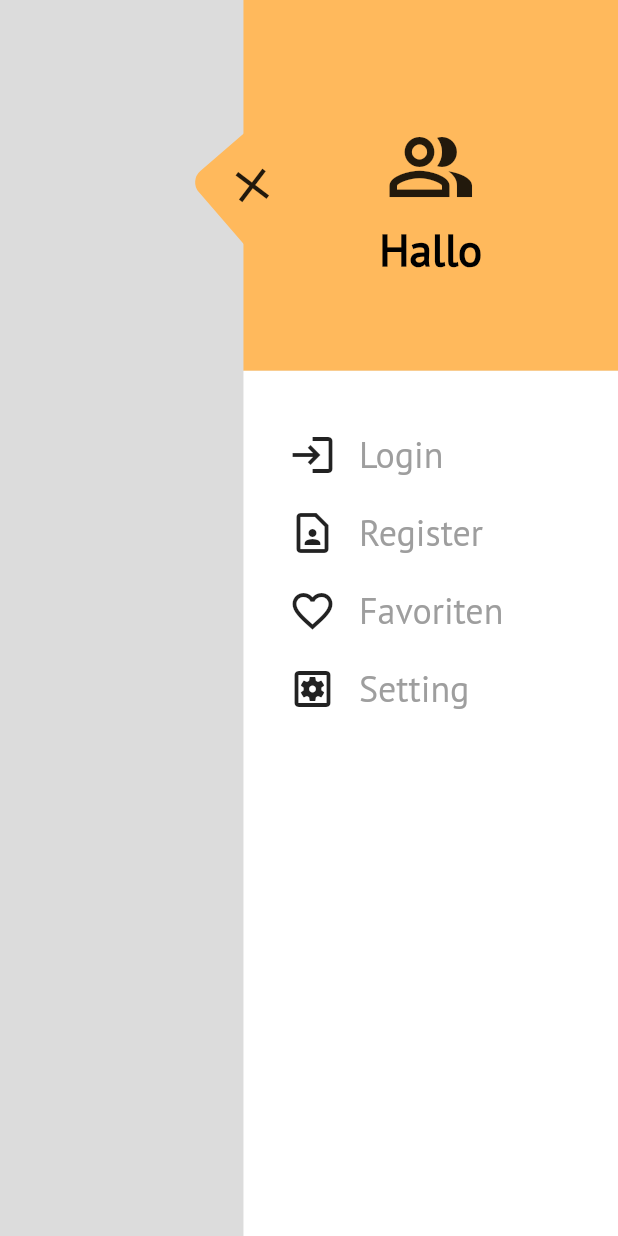
After one commit to sumit-coder/food_app_design_demo, a Flutter app: the screen it shows after launch, after a tap on "Side Bar Page", on a phone screen of 412 x 824 dp. The commit adds this screen. Run offline on Flutter 3.47's test engine with Material 2 defaults, Android fonts, the phone set to English and light mode, and no system bars; our stand-ins replace device_preview, syncfusion_flutter_sliders; missing offline and left inert: syncfusion_flutter_core.

Commit message:
side bar page is added

```diff
--- a/lib/main.dart
+++ b/lib/main.dart
@@ -2,6 +2,7 @@ import 'package:device_preview/device_preview.dart';
 import 'package:flutter/material.dart';
 import 'package:food_app_design_demo/pages/filterPage.dart';
 import 'package:food_app_design_demo/pages/restaurant.dart';
+import 'package:food_app_design_demo/pages/sideBarPage.dart';
 import 'package:food_app_design_demo/pages/singleWidgets/distanceRangeSelector.dart';
 
 import 'package:syncfusion_flutter_sliders/sliders.dart';
@@ -73,6 +74,15 @@ class _MyHomePageState extends State<MyHomePage> {
                 SizedBox(height: 20),
                 // DistanceRangeSelector(),
                 // start here
+                bigButton(
+                  'Side Bar Page',
+                  () {
+                    Navigator.push(
+                      context,
+                      MaterialPageRoute(builder: (context) => SideBar()),
+                    );
+                  },
+                ),
               ],
             ),
           ), //RestaurantPage(), <--- This is Filter Page and on Menu Click menu work
--- /dev/null
+++ b/lib/pages/sideBarPage.dart
@@ -0,0 +1,144 @@
+import 'package:flutter/material.dart';
+
+class SideBar extends StatelessWidget {
+  const SideBar({Key key}) : super(key: key);
+
+  @override
+  Widget build(BuildContext context) {
+    Size size = MediaQuery.of(context).size;
+    return Scaffold(
+      body: Container(
+        color: Colors.black12,
+        // Use From Here
+        child: Container(
+          color: Colors.transparent,
+          width: size.width,
+          child: Column(
+            mainAxisAlignment: MainAxisAlignment.start,
+            crossAxisAlignment: CrossAxisAlignment.end,
+            children: [
+              Container(
+                width: size.width / 1.65 + 30,
+                height: size.height * 0.3,
+                child: Stack(
+                  children: [
+                    Positioned(
+                      right: 0,
+                      child: Container(
+                        width: size.width / 1.65,
+                        height: size.height * 0.3,
+                        color: Color(0xFFFFB95C),
+                        child: Column(
+                          mainAxisAlignment: MainAxisAlignment.center,
+                          children: [
+                            SizedBox(height: 20),
+                            Icon(
+                              Icons.people_alt_outlined,
+                              size: size.width < 350 ? 50 : 60,
+                            ),
+                            SizedBox(height: 5),
+                            Text(
+                              'Hallo',
+                              style: TextStyle(
+                                color: Colors.black,
+                                fontSize: size.width < 350 ? 25 : 30,
+                                fontWeight: FontWeight.bold,
+                              ),
+                            )
+                          ],
+                        ),
+                      ),
+                    ),
+                    Positioned(
+                      top: size.height * 0.3 / 2 - 30,
+                      left: 6,
+                      child: Transform.rotate(
+                        angle: 4,
+                        child: Container(
+                          width: 60,
+                          height: 60,
+                          decoration: BoxDecoration(
+                            color: Color(0xFFFFB95C),
+                            borderRadius: BorderRadius.only(
+                              topRight: Radius.circular(10),
+                            ),
+                          ),
+                          child: Transform.rotate(
+                            angle: 10,
+                            child: Icon(
+                              Icons.close,
+                              size: 35,
+                            ),
+                          ),
+                        ),
+                      ),
+                    )
+                  ],
+                ),
+              ),
+              Container(
+                width: size.width / 1.65,
+                height: size.height * 0.7,
+                padding: EdgeInsets.only(top: 20, left: 30),
+                color: Colors.white,
+                child: Column(
+                  children: [
+                    navLinks(
+                      'Login',
+                      () {},
+                      Icons.login,
+                      size,
+                    ),
+                    navLinks(
+                      'Register',
+                      () {},
+                      Icons.contact_page_outlined,
+                      size,
+                    ),
+                    navLinks('Favoriten', () {}, Icons.favorite_border_outlined,
+                        size),
+                    navLinks(
+                      'Setting',
+                      () {},
+                      Icons.settings_applications_outlined,
+                      size,
+                    ),
+                  ],
+                ),
+              )
+            ],
+          ),
+        ),
+      ),
+    );
+  }
+
+  Container navLinks(String title, Function onTap, IconData icon, Size size) {
+    return Container(
+      margin: EdgeInsets.only(top: 20),
+      child: InkWell(
+        onTap: onTap,
+        child: Container(
+          child: Row(
+            crossAxisAlignment: CrossAxisAlignment.end,
+            children: [
+              Icon(
+                icon,
+                size: size.width < 350 ? 30 : 32,
+              ),
+              SizedBox(width: 15),
+              Text(
+                title,
+                style: TextStyle(
+                  color: Colors.grey,
+                  fontSize: size.width < 350 ? 20 : 24,
+                  // fontWeight: FontWeight.bold,
+                ),
+              )
+            ],
+          ),
+        ),
+      ),
+    );
+  }
+}
```
